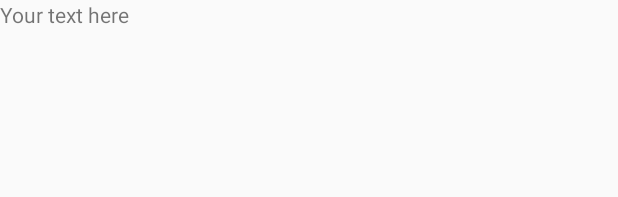
After one commit to lychuang/mobile_team3, an Android app: the layout activity_feed_post.xml on its own in the app's theme, with its tools: preview values and no code run, on a phone screen of 412 x 824 dp. The commit adds this screen. Shown: the top 197 px of the screen. Run offline under Robolectric (Android 15) with nearby library versions, the phone set to English and light mode, and no system bars.

```diff
--- a/app/src/main/AndroidManifest.xml
+++ b/app/src/main/AndroidManifest.xml
@@ -45,6 +45,7 @@
                 <category android:name="android.intent.category.LAUNCHER" />
             </intent-filter>
         </activity>
+        <activity android:name=".FeedPost"></activity>
     </application>
 
 </manifest>
--- /dev/null
+++ b/app/src/main/res/layout/activity_feed_post.xml
@@ -0,0 +1,17 @@
+<?xml version="1.0" encoding="utf-8"?>
+<android.support.constraint.ConstraintLayout xmlns:android="http://schemas.android.com/apk/res/android"
+    xmlns:app="http://schemas.android.com/apk/res-auto"
+    xmlns:tools="http://schemas.android.com/tools"
+    android:layout_width="match_parent"
+    android:layout_height="match_parent"
+    tools:context=".FeedPost">
+    <!-- TODO: Possibly change layout? Build layout-->
+
+    <!--temporary to show something-->
+    <TextView
+        android:layout_width="wrap_content"
+        android:layout_height="match_parent"
+        android:text="Your text here"  />
+
+
+</android.support.constraint.ConstraintLayout>
```
Also changed, not shown: app/src/main/java/com/example/lachlanhuang/buskerbusker/FeedAdapter.java (+16 -1 lines), app/src/main/java/com/example/lachlanhuang/buskerbusker/FeedPost.java (added, +14 -0 lines).
